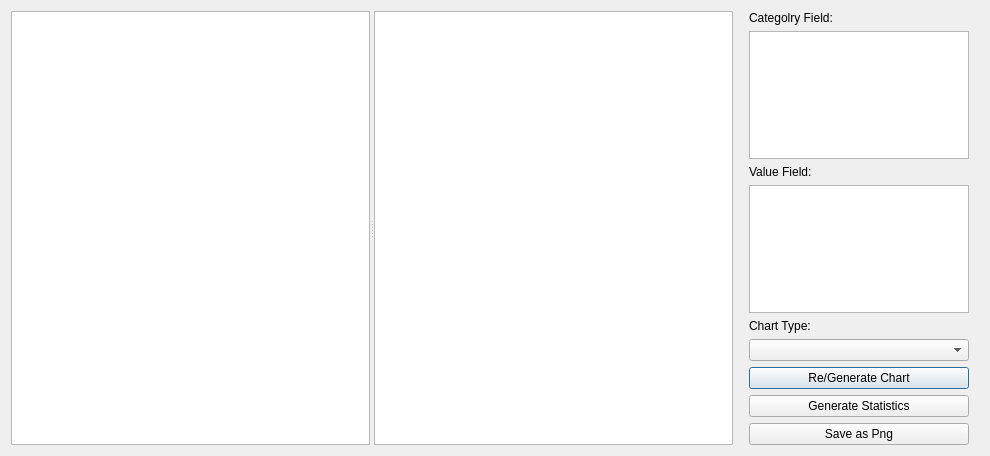
Qt form arpap_spatialreport_dialog_chart.ui (gis3w/ARPAP_SpatialReport) before a commit.
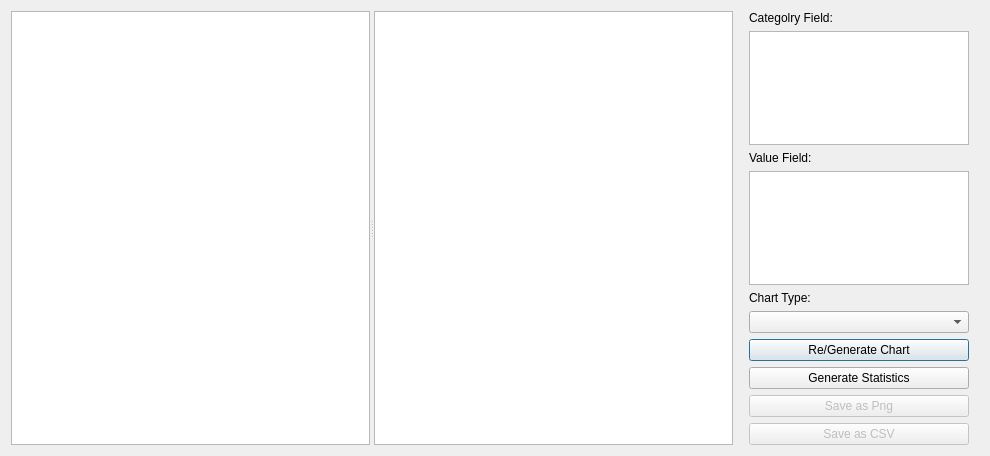
The same form after that commit.

```diff
--- a/arpap_spatialreport_dialog_chart.ui
+++ b/arpap_spatialreport_dialog_chart.ui
@@ -84,11 +84,24 @@
      </item>
      <item>
       <widget class="QPushButton" name="savePngFile">
+       <property name="enabled">
+        <bool>false</bool>
+       </property>
        <property name="text">
         <string>Save as Png</string>
        </property>
       </widget>
      </item>
+     <item>
+      <widget class="QPushButton" name="saveCSVFile">
+       <property name="enabled">
+        <bool>false</bool>
+       </property>
+       <property name="text">
+        <string>Save as CSV</string>
+       </property>
+      </widget>
+     </item>
     </layout>
    </item>
   </layout>
```
